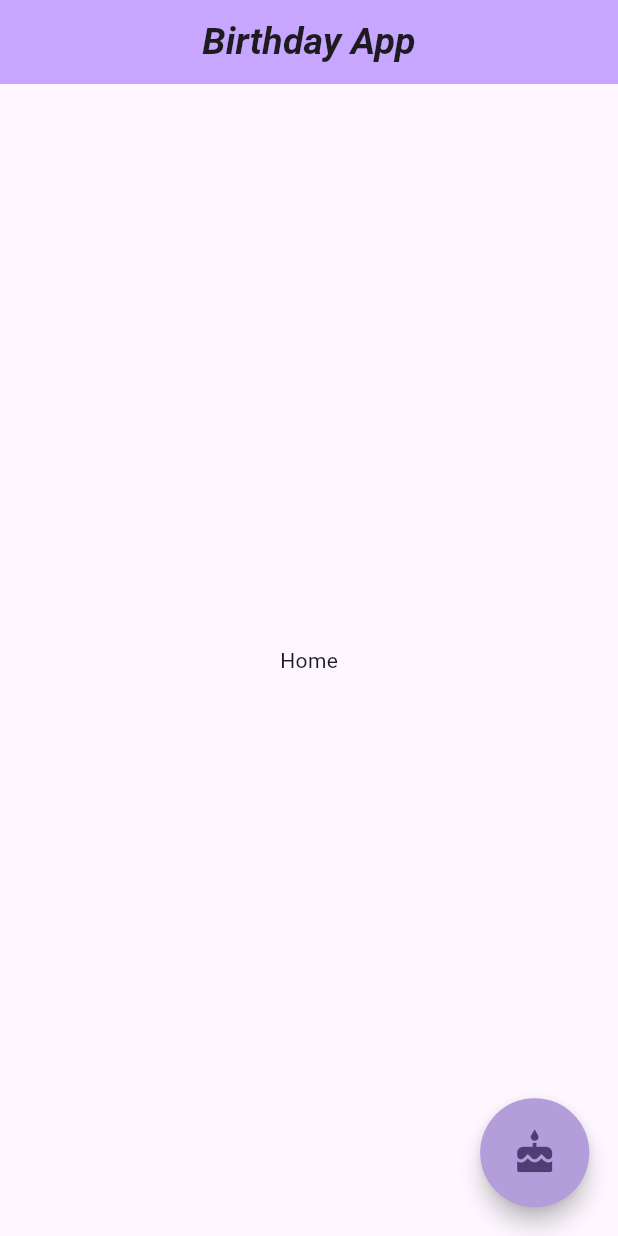
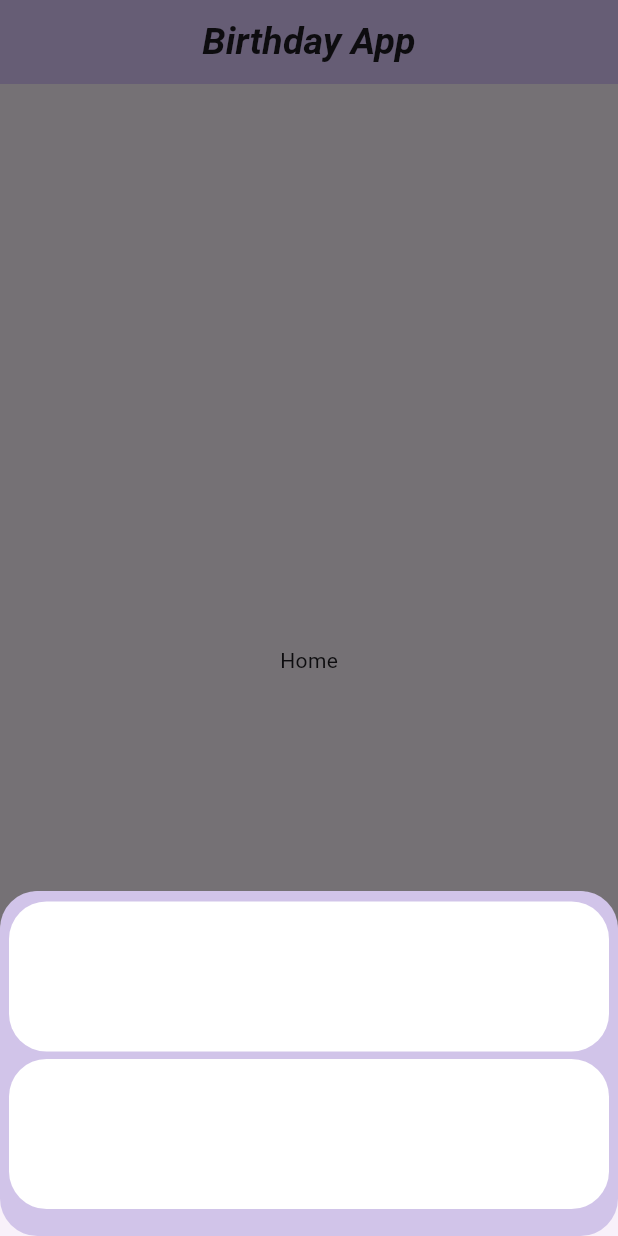
Before and after one commit to Confusedaff/Birday, a Flutter app: the screen it shows after launch, after a tap on the "cake" icon, on a phone screen of 412 x 824 dp. Run offline on Flutter 3.47's test engine with Material 3 defaults, Android fonts, the phone set to English and light mode, and no system bars.

Commit message:
added bottomwidget and selection

```diff
--- /dev/null
+++ b/lib/widgets/addbottomwidget.dart
@@ -0,0 +1,35 @@
+import 'package:bday/widgets/selection.dart';
+import 'package:flutter/material.dart';
+
+class Addbottomwidget extends StatelessWidget {
+  const Addbottomwidget({super.key});
+
+  @override
+  Widget build(BuildContext context) {
+    return Container(
+      height: 230,
+      width: double.infinity,
+      decoration: BoxDecoration(
+        color: Colors.deepPurple[100],
+        borderRadius: BorderRadius.circular(25),
+      ),
+      child: Column(
+        children: [
+
+          SizedBox(
+            height: 7,
+          ),
+
+          Selection(),
+
+          SizedBox(
+            height: 5,
+          ),
+
+          Selection(),
+
+        ],
+      ),
+    );
+  }
+}
--- a/lib/widgets/appbar.dart
+++ b/lib/widgets/appbar.dart
@@ -7,7 +7,7 @@ class Appbar extends StatelessWidget implements PreferredSizeWidget{
   Widget build(BuildContext context) {
     return AppBar(
       //backgroundColor: Colors.transparent,
-      backgroundColor: const Color.fromARGB(255, 199, 166, 255),
+      backgroundColor: const Color.fromARGB(255, 222, 202, 255),
       title: Center(child:
         Text("Birthday App",
           style: TextStyle(
--- a/lib/widgets/floatingbutton.dart
+++ b/lib/widgets/floatingbutton.dart
@@ -1,3 +1,4 @@
+import 'package:bday/widgets/addbottomwidget.dart';
 import 'package:flutter/material.dart';
 
 class Floatingbutton extends StatefulWidget {
@@ -18,7 +19,10 @@ class _FloatingbuttonState extends State<Floatingbutton> {
           backgroundColor: Colors.deepPurple[200],
           shape: const CircleBorder(),
           onPressed: () {
-             print('FAB pressed!');
+            showModalBottomSheet(
+              context: context,
+              builder: (context) => const Addbottomwidget(),
+            );
           },
            child: const Icon(Icons.cake),
         ),
--- /dev/null
+++ b/lib/widgets/selection.dart
@@ -0,0 +1,17 @@
+import 'package:flutter/material.dart';
+
+class Selection extends StatelessWidget {
+  const Selection({super.key});
+
+  @override
+  Widget build(BuildContext context) {
+    return Container(
+      height: 100,
+      width: 400,
+      decoration: BoxDecoration(
+        borderRadius: BorderRadius.circular(25),
+        color: Colors.white
+      ),
+    );
+  }
+}
```
